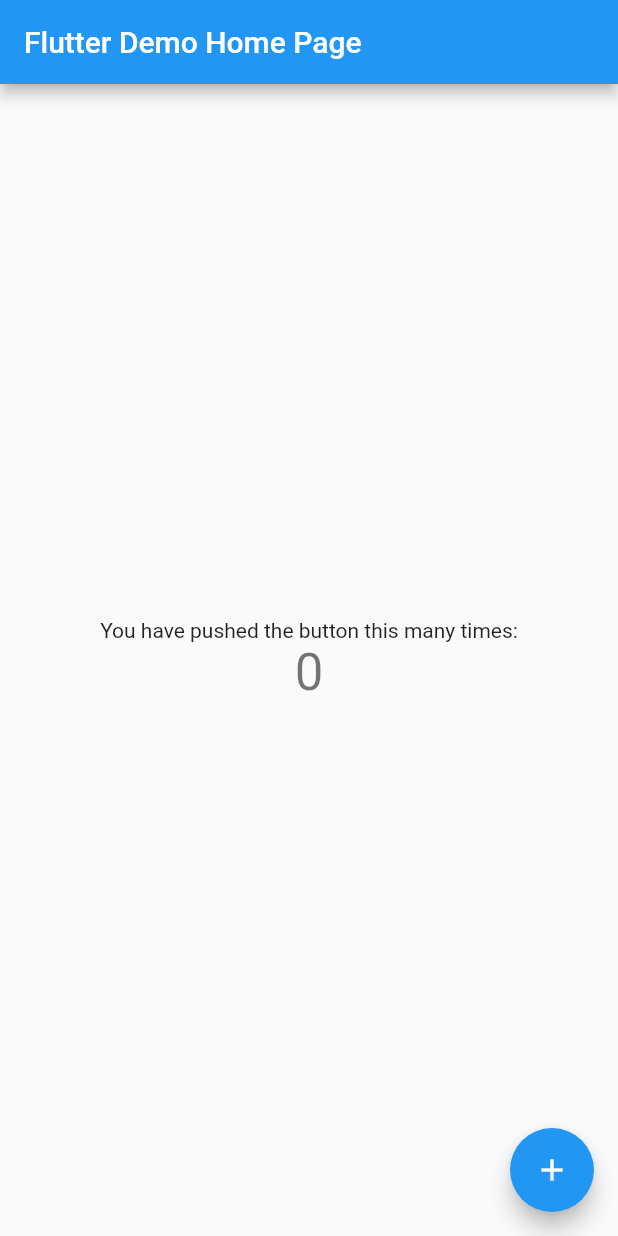
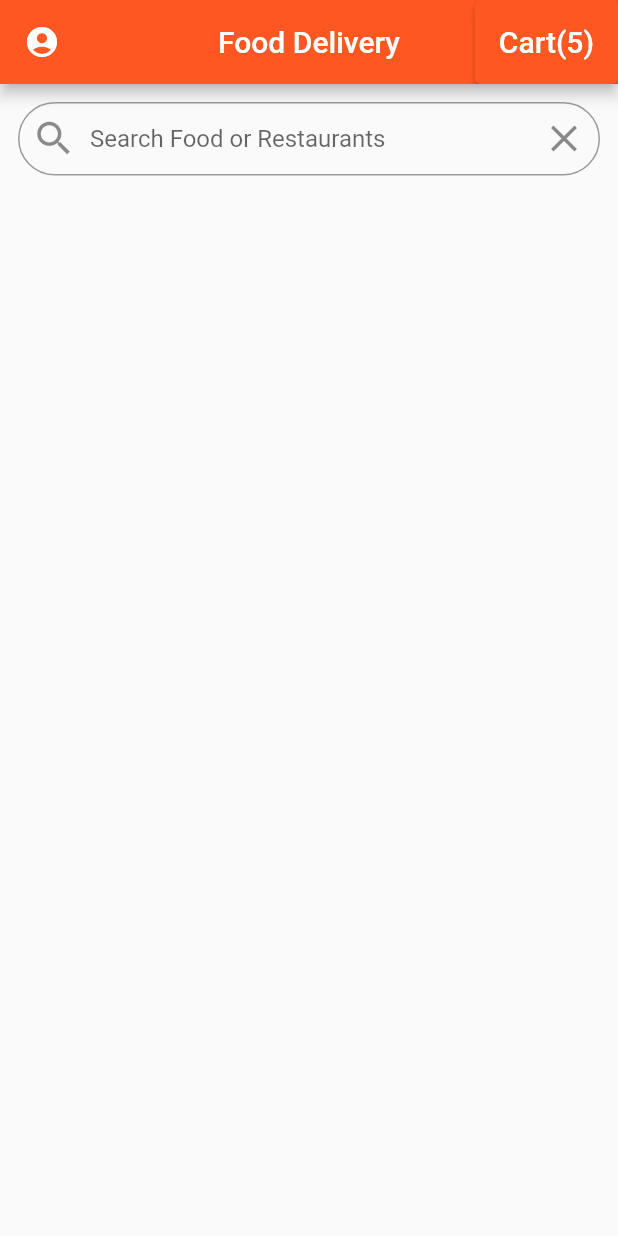
Before and after one commit to siyamulislam/food-delivery-app, a Flutter app: the screen it shows after launch, on a phone screen of 412 x 824 dp. Run offline on Flutter 3.47's test engine with Material 2 defaults, Android fonts, the phone set to English and light mode, and no system bars.

Commit message:
app bar design

```diff
--- a/lib/main.dart
+++ b/lib/main.dart
@@ -1,4 +1,5 @@
 import 'package:flutter/material.dart';
+import 'package:food_delivery_app/screens/home_screen.dart';
 
 void main() {
   runApp(const MyApp());
@@ -11,105 +12,13 @@
   @override
   Widget build(BuildContext context) {
     return MaterialApp(
+      debugShowCheckedModeBanner: false,
       title: 'Flutter Demo',
       theme: ThemeData(
-        // This is the theme of your application.
-        //
-        // Try running your application with "flutter run". You'll see the
-        // application has a blue toolbar. Then, without quitting the app, try
-        // changing the primarySwatch below to Colors.green and then invoke
-        // "hot reload" (press "r" in the console where you ran "flutter run",
-        // or simply save your changes to "hot reload" in a Flutter IDE).
-        // Notice that the counter didn't reset back to zero; the application
-        // is not restarted.
-        primarySwatch: Colors.blue,
+        scaffoldBackgroundColor: Colors.grey[50],
+        primarySwatch: Colors.deepOrange,
       ),
-      home: const MyHomePage(title: 'Flutter Demo Home Page'),
+      home: const HomeScreen(),
     );
   }
 }
-
-class MyHomePage extends StatefulWidget {
-  const MyHomePage({super.key, required this.title});
-
-  // This widget is the home page of your application. It is stateful, meaning
-  // that it has a State object (defined below) that contains fields that affect
-  // how it looks.
-
-  // This class is the configuration for the state. It holds the values (in this
-  // case the title) provided by the parent (in this case the App widget) and
-  // used by the build method of the State. Fields in a Widget subclass are
-  // always marked "final".
-
-  final String title;
-
-  @override
-  State<MyHomePage> createState() => _MyHomePageState();
-}
-
-class _MyHomePageState extends State<MyHomePage> {
-  int _counter = 0;
-
-  void _incrementCounter() {
-    setState(() {
-      // This call to setState tells the Flutter framework that something has
-      // changed in this State, which causes it to rerun the build method below
-      // so that the display can reflect the updated values. If we changed
-      // _counter without calling setState(), then the build method would not be
-      // called again, and so nothing would appear to happen.
-      _counter++;
-    });
-  }
-
-  @override
-  Widget build(BuildContext context) {
-    // This method is rerun every time setState is called, for instance as done
-    // by the _incrementCounter method above.
-    //
-    // The Flutter framework has been optimized to make rerunning build methods
-    // fast, so that you can just rebuild anything that needs updating rather
-    // than having to individually change instances of widgets.
-    return Scaffold(
-      appBar: AppBar(
-        // Here we take the value from the MyHomePage object that was created by
-        // the App.build method, and use it to set our appbar title.
-        title: Text(widget.title),
-      ),
-      body: Center(
-        // Center is a layout widget. It takes a single child and positions it
-        // in the middle of the parent.
-        child: Column(
-          // Column is also a layout widget. It takes a list of children and
-          // arranges them vertically. By default, it sizes itself to fit its
-          // children horizontally, and tries to be as tall as its parent.
-          //
-          // Invoke "debug painting" (press "p" in the console, choose the
-          // "Toggle Debug Paint" action from the Flutter Inspector in Android
-          // Studio, or the "Toggle Debug Paint" command in Visual Studio Code)
-          // to see the wireframe for each widget.
-          //
-          // Column has various properties to control how it sizes itself and
-          // how it positions its children. Here we use mainAxisAlignment to
-          // center the children vertically; the main axis here is the vertical
-          // axis because Columns are vertical (the cross axis would be
-          // horizontal).
-          mainAxisAlignment: MainAxisAlignment.center,
-          children: <Widget>[
-            const Text(
-              'You have pushed the button this many times:',
-            ),
-            Text(
-              '$_counter',
-              style: Theme.of(context).textTheme.headline4,
-            ),
-          ],
-        ),
-      ),
-      floatingActionButton: FloatingActionButton(
-        onPressed: _incrementCounter,
-        tooltip: 'Increment',
-        child: const Icon(Icons.add),
-      ), // This trailing comma makes auto-formatting nicer for build methods.
-    );
-  }
-}
--- a/lib/models/restaurant.dart
+++ b/lib/models/restaurant.dart
@@ -1,4 +1,4 @@
-import 'package:food_delivary_app/models/food.dart';
+import 'package:food_delivery_app/models/food.dart';
 
 class Restaurant {
   final String imageUrl;
--- /dev/null
+++ b/lib/screens/home_screen.dart
@@ -0,0 +1,60 @@
+import 'package:flutter/material.dart';
+import 'package:flutter/services.dart';
+import 'package:food_delivery_app/data/data.dart';
+
+class HomeScreen extends StatefulWidget {
+  const HomeScreen({Key? key}) : super(key: key);
+
+  @override
+  State<HomeScreen> createState() => _HomeScreenState();
+}
+
+class _HomeScreenState extends State<HomeScreen> {
+  @override
+  Widget build(BuildContext context) {
+    return Scaffold(
+      appBar: AppBar(
+        leading:
+        IconButton(onPressed: () => {}, icon: const Icon(Icons.account_circle)),
+        title: const Text("Food Delivery"),
+        actions: [
+          ElevatedButton(
+            onPressed: () {},
+            child: Text(
+              'Cart(${currentUser.cart.length})',
+              style: const TextStyle(fontSize: 20),
+            ),
+          )
+        ],
+        centerTitle: true,
+        systemOverlayStyle: const SystemUiOverlayStyle(
+            statusBarColor: Color.fromRGBO(236, 80, 30, 1.0),
+            statusBarBrightness: Brightness.light),
+      ),
+      body: ListView(
+        children: [
+          Padding(
+            padding: const EdgeInsets.all(12.0),
+            child: TextField(
+              decoration: InputDecoration(
+                  contentPadding: const EdgeInsets.symmetric(vertical: 15.0),
+                  border: OutlineInputBorder(
+                    borderRadius: BorderRadius.circular(300.0),
+                  ),
+                  // enabledBorder: OutlineInputBorder(
+                  //     borderRadius: BorderRadius.circular(30.0),
+                  //     borderSide: const BorderSide(width: 0.8,)),
+                  prefixIcon: const Icon(Icons.search, size: 30.0),
+                  hintText: "Search Food or Restaurants",
+                  suffixIcon: IconButton(
+                    icon: const Icon(Icons.clear, size: 30.0),
+                    onPressed: () {},
+                  )),
+            ),
+          ),
+
+        ],
+      ),
+    );
+  }
+}
--- a/pubspec.yaml
+++ b/pubspec.yaml
@@ -1,4 +1,4 @@
-name: food_delivary_app
+name: food_delivery_app
 description: A new Flutter project.
 
 # The following line prevents the package from being accidentally published to
```
Also changed, not shown: lib/data/data.dart (+3 -4 lines), lib/models/order.dart (+6 -8 lines), lib/models/user.dart (+4 -4 lines), lib/widgets/recent_order.dart (added, +12 -0 lines), 18 other files.
